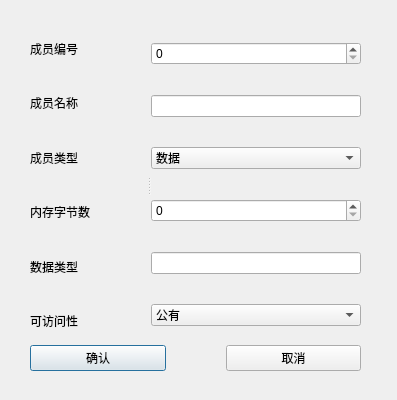
First picture: the form in newmemberdialog.ui, repository Serissia/Qt_OOPManager, before the edit.
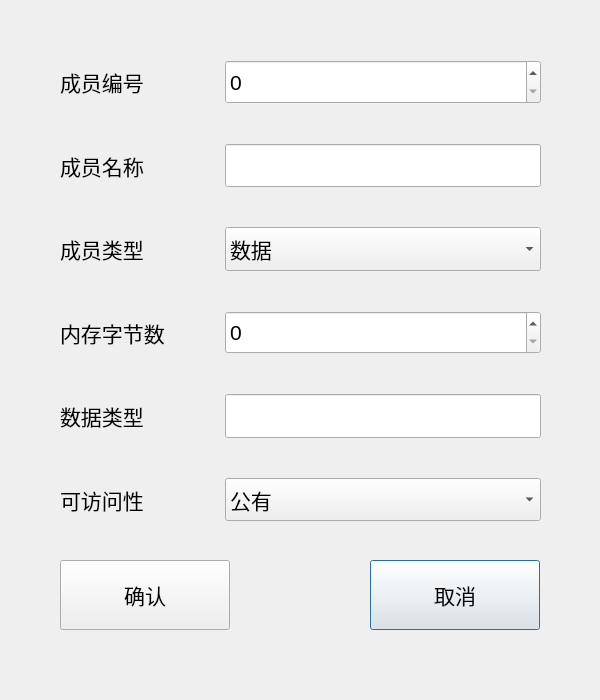
Second picture: the form after the edit.

What changed in the file:
```diff
--- a/newmemberdialog.ui
+++ b/newmemberdialog.ui
@@ -6,97 +6,162 @@
    <rect>
     <x>0</x>
     <y>0</y>
-    <width>397</width>
-    <height>400</height>
+    <width>600</width>
+    <height>700</height>
    </rect>
   </property>
   <property name="windowTitle">
    <string>Dialog</string>
   </property>
+  <widget class="QPushButton" name="pushButton_2">
+   <property name="geometry">
+    <rect>
+     <x>370</x>
+     <y>560</y>
+     <width>170</width>
+     <height>70</height>
+    </rect>
+   </property>
+   <property name="font">
+    <font>
+     <pointsize>16</pointsize>
+    </font>
+   </property>
+   <property name="text">
+    <string>取消</string>
+   </property>
+  </widget>
+  <widget class="QPushButton" name="pushButton">
+   <property name="geometry">
+    <rect>
+     <x>60</x>
+     <y>560</y>
+     <width>170</width>
+     <height>70</height>
+    </rect>
+   </property>
+   <property name="font">
+    <font>
+     <pointsize>16</pointsize>
+    </font>
+   </property>
+   <property name="text">
+    <string>确认</string>
+   </property>
+  </widget>
   <widget class="QWidget" name="">
    <property name="geometry">
     <rect>
-     <x>30</x>
-     <y>30</y>
-     <width>331</width>
-     <height>341</height>
+     <x>60</x>
+     <y>60</y>
+     <width>481</width>
+     <height>461</height>
     </rect>
    </property>
    <layout class="QGridLayout" name="gridLayout">
-    <item row="0" column="0">
-     <widget class="QSplitter" name="splitter">
-      <property name="orientation">
-       <enum>Qt::Horizontal</enum>
-      </property>
-      <widget class="QWidget" name="layoutWidget">
-       <layout class="QVBoxLayout" name="Inputs">
-        <property name="spacing">
-         <number>18</number>
-        </property>
-        <item>
-         <widget class="QLabel" name="label_2">
-          <property name="text">
-           <string>成员编号</string>
-          </property>
-         </widget>
-        </item>
-        <item>
-         <widget class="QLabel" name="label_6">
-          <property name="text">
-           <string>成员名称</string>
-          </property>
-         </widget>
-        </item>
-        <item>
-         <widget class="QLabel" name="label_3">
-          <property name="text">
-           <string>成员类型</string>
-          </property>
-         </widget>
-        </item>
-        <item>
-         <widget class="QLabel" name="label_5">
-          <property name="text">
-           <string>内存字节数</string>
+    <property name="horizontalSpacing">
+     <number>60</number>
+    </property>
+    <property name="verticalSpacing">
+     <number>40</number>
+    </property>
+    <item row="0" column="1">
+     <widget class="QSpinBox" name="lineNum">
+      <property name="sizePolicy">
+       <sizepolicy hsizetype="Expanding" vsizetype="Preferred">
+        <horstretch>0</horstretch>
+        <verstretch>0</verstretch>
+       </sizepolicy>
+      </property>
+      <property name="font">
+       <font>
+        <pointsize>16</pointsize>
+       </font>
+      </property>
+      <property name="maximum">
+       <number>2147483647</number>
+      </property>
+      <property name="value">
+       <number>0</number>
           </property>
          </widget>
         </item>
-        <item>
+    <item row="4" column="0">
          <widget class="QLabel" name="label_4">
+      <property name="font">
+       <font>
+        <pointsize>16</pointsize>
+       </font>
+      </property>
           <property name="text">
            <string>数据类型</string>
           </property>
          </widget>
         </item>
-        <item>
+    <item row="4" column="1">
+     <widget class="QLineEdit" name="lineData">
+      <property name="sizePolicy">
+       <sizepolicy hsizetype="Expanding" vsizetype="Preferred">
+        <horstretch>0</horstretch>
+        <verstretch>0</verstretch>
+       </sizepolicy>
+      </property>
+      <property name="font">
+       <font>
+        <pointsize>16</pointsize>
+       </font>
+      </property>
+     </widget>
+    </item>
+    <item row="5" column="0">
          <widget class="QLabel" name="label_7">
+      <property name="font">
+       <font>
+        <pointsize>16</pointsize>
+       </font>
+      </property>
           <property name="text">
            <string>可访问性</string>
           </property>
          </widget>
         </item>
-       </layout>
-      </widget>
-      <widget class="QWidget" name="layoutWidget_2">
-       <layout class="QVBoxLayout" name="Texts">
-        <property name="spacing">
-         <number>18</number>
-        </property>
-        <item>
-         <widget class="QSpinBox" name="lineNum">
-          <property name="maximum">
-           <number>2147483647</number>
-          </property>
-          <property name="value">
-           <number>0</number>
-          </property>
-         </widget>
-        </item>
-        <item>
-         <widget class="QLineEdit" name="lineName"/>
-        </item>
-        <item>
+    <item row="1" column="0">
+     <widget class="QLabel" name="label_6">
+      <property name="font">
+       <font>
+        <pointsize>16</pointsize>
+       </font>
+      </property>
+      <property name="text">
+       <string>成员名称</string>
+      </property>
+     </widget>
+    </item>
+    <item row="0" column="0">
+     <widget class="QLabel" name="label_2">
+      <property name="font">
+       <font>
+        <pointsize>16</pointsize>
+       </font>
+      </property>
+      <property name="text">
+       <string>成员编号</string>
+      </property>
+     </widget>
+    </item>
+    <item row="2" column="1">
          <widget class="QComboBox" name="lineMem">
+      <property name="sizePolicy">
+       <sizepolicy hsizetype="Expanding" vsizetype="Preferred">
+        <horstretch>0</horstretch>
+        <verstretch>0</verstretch>
+       </sizepolicy>
+      </property>
+      <property name="font">
+       <font>
+        <pointsize>16</pointsize>
+       </font>
+      </property>
           <item>
            <property name="text">
             <string>数据</string>
@@ -109,11 +174,34 @@
           </item>
          </widget>
         </item>
-        <item>
+    <item row="3" column="0">
+     <widget class="QLabel" name="label_5">
+      <property name="font">
+       <font>
+        <pointsize>16</pointsize>
+       </font>
+      </property>
+      <property name="text">
+       <string>内存字节数</string>
+      </property>
+     </widget>
+    </item>
+    <item row="3" column="1">
          <widget class="QSpinBox" name="lineSpace">
           <property name="enabled">
            <bool>true</bool>
           </property>
+      <property name="sizePolicy">
+       <sizepolicy hsizetype="Expanding" vsizetype="Preferred">
+        <horstretch>0</horstretch>
+        <verstretch>0</verstretch>
+       </sizepolicy>
+      </property>
+      <property name="font">
+       <font>
+        <pointsize>16</pointsize>
+       </font>
+      </property>
           <property name="readOnly">
            <bool>false</bool>
           </property>
@@ -125,11 +213,46 @@
           </property>
          </widget>
         </item>
-        <item>
-         <widget class="QLineEdit" name="lineData"/>
-        </item>
-        <item>
+    <item row="1" column="1">
+     <widget class="QLineEdit" name="lineName">
+      <property name="sizePolicy">
+       <sizepolicy hsizetype="Expanding" vsizetype="Preferred">
+        <horstretch>0</horstretch>
+        <verstretch>0</verstretch>
+       </sizepolicy>
+      </property>
+      <property name="font">
+       <font>
+        <pointsize>16</pointsize>
+       </font>
+      </property>
+     </widget>
+    </item>
+    <item row="2" column="0">
+     <widget class="QLabel" name="label_3">
+      <property name="font">
+       <font>
+        <pointsize>16</pointsize>
+       </font>
+      </property>
+      <property name="text">
+       <string>成员类型</string>
+      </property>
+     </widget>
+    </item>
+    <item row="5" column="1">
          <widget class="QComboBox" name="lineAcc">
+      <property name="sizePolicy">
+       <sizepolicy hsizetype="Expanding" vsizetype="Preferred">
+        <horstretch>0</horstretch>
+        <verstretch>0</verstretch>
+       </sizepolicy>
+      </property>
+      <property name="font">
+       <font>
+        <pointsize>16</pointsize>
+       </font>
+      </property>
           <property name="editable">
            <bool>false</bool>
           </property>
@@ -149,31 +272,6 @@
            </property>
           </item>
          </widget>
-        </item>
-       </layout>
-      </widget>
-     </widget>
-    </item>
-    <item row="1" column="0">
-     <layout class="QHBoxLayout" name="OkAndCancel">
-      <property name="spacing">
-       <number>60</number>
-      </property>
-      <item>
-       <widget class="QPushButton" name="pushButton">
-        <property name="text">
-         <string>确认</string>
-        </property>
-       </widget>
-      </item>
-      <item>
-       <widget class="QPushButton" name="pushButton_2">
-        <property name="text">
-         <string>取消</string>
-        </property>
-       </widget>
-      </item>
-     </layout>
     </item>
    </layout>
   </widget>
```
Lines whose indentation alone changed are shown as unchanged.
